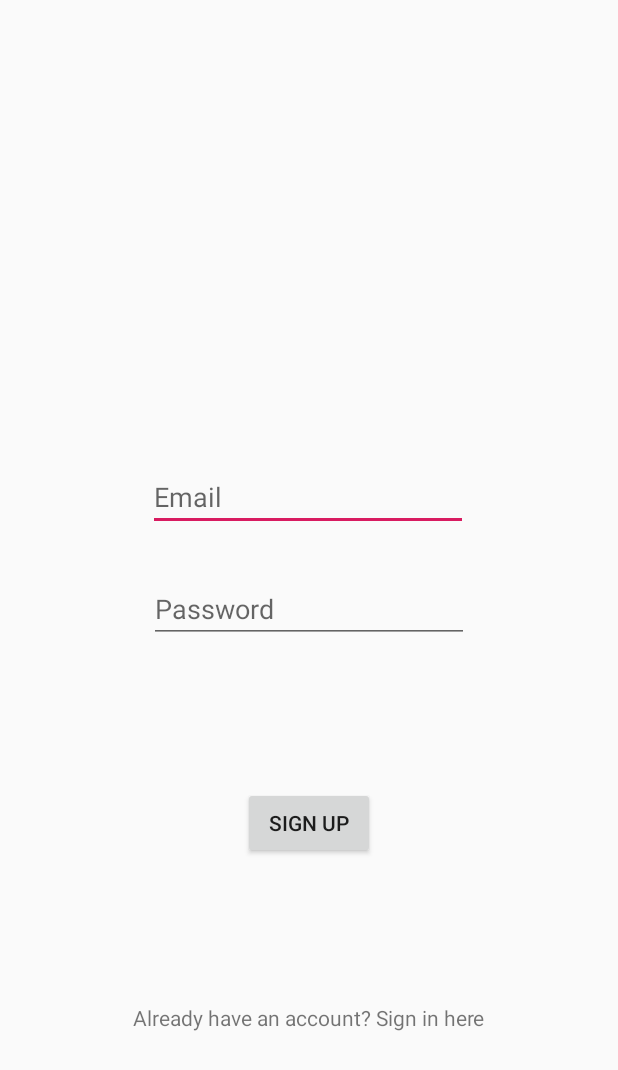
After one commit to ac20vozo/MobileComputingPraktikum, an Android app: the SignupActivity screen opened directly, with no data from a screen before it, on a phone screen of 412 x 824 dp. The commit adds this screen. Shown: the top 1070 px of the screen. Run offline under Robolectric (Android 15) with nearby library versions, the phone set to English and light mode, and no system bars; our stand-ins replace Firebase (no records; nobody signed in at launch, a user with empty details on screens opened directly); Roboto replaces fonts that are not available here; 2 statements that could not run were skipped.

Commit message:
Firebase Authentication added.

```diff
--- /dev/null
+++ b/app/src/main/java/com/example/geogeo/SignupActivity.java
@@ -0,0 +1,74 @@
+package com.example.geogeo;
+
+import androidx.annotation.NonNull;
+import androidx.appcompat.app.AppCompatActivity;
+
+import android.content.Intent;
+import android.os.Bundle;
+import android.view.View;
+import android.widget.Button;
+import android.widget.EditText;
+import android.widget.TextView;
+import android.widget.Toast;
+
+import com.google.android.gms.tasks.OnCompleteListener;
+import com.google.android.gms.tasks.Task;
+import com.google.firebase.auth.AuthResult;
+import com.google.firebase.auth.FirebaseAuth;
+
+public class SignupActivity extends AppCompatActivity {
+    public EditText emailId, password;
+    Button signupBtn;
+    TextView loginTV;
+    FirebaseAuth firebaseAuth;
+
+    @Override
+    protected void onCreate(Bundle savedInstanceState) {
+        super.onCreate(savedInstanceState);
+        setContentView(R.layout.activity_signup);
+
+        firebaseAuth = FirebaseAuth.getInstance();
+        emailId = findViewById(R.id.email);
+        password = findViewById(R.id.password);
+        signupBtn = findViewById(R.id.button2);
+        loginTV = findViewById(R.id.textView);
+        signupBtn.setOnClickListener(new View.OnClickListener() {
+            @Override
+            public void onClick(View v) {
+                String email = emailId.getText().toString();
+                String pwd = password.getText().toString();
+
+                if (email.isEmpty()) {
+                    emailId.setError("Please enter your email address");
+                    emailId.requestFocus();
+                } else if (pwd.isEmpty()) {
+                    password.setError("Please enter your password");
+                    password.requestFocus();
+                } else if (email.isEmpty() && pwd.isEmpty()) {
+                    Toast.makeText(SignupActivity.this, "Fields Are Empty", Toast.LENGTH_SHORT).show();
+                } else if (!(email.isEmpty() && pwd.isEmpty())) {
+                    firebaseAuth.createUserWithEmailAndPassword(email, pwd).addOnCompleteListener(SignupActivity.this, new OnCompleteListener<AuthResult>() {
+                        @Override
+                        public void onComplete(@NonNull Task<AuthResult> task) {
+                            if (!task.isSuccessful()) {
+                                Toast.makeText(SignupActivity.this, "Sing Up unsuccessful, please try again", Toast.LENGTH_SHORT).show();
+                            } else {
+                                startActivity(new Intent(SignupActivity.this, Startseite.class));
+                            }
+                        }
+                    });
+                } else {
+                    Toast.makeText(SignupActivity.this, "Error occurred while signing up", Toast.LENGTH_SHORT).show();
+                }
+            }
+        });
+
+        loginTV.setOnClickListener(new View.OnClickListener() {
+            @Override
+            public void onClick(View v) {
+                Intent intent = new Intent(SignupActivity.this, LoginActivity.class);
+                startActivity(intent);
+            }
+        });
+    }
+}
--- /dev/null
+++ b/app/src/main/res/layout/activity_signup.xml
@@ -0,0 +1,68 @@
+<?xml version="1.0" encoding="utf-8"?>
+<androidx.constraintlayout.widget.ConstraintLayout xmlns:android="http://schemas.android.com/apk/res/android"
+    xmlns:app="http://schemas.android.com/apk/res-auto"
+    xmlns:tools="http://schemas.android.com/tools"
+    android:layout_width="match_parent"
+    android:layout_height="match_parent"
+    tools:context=".SignupActivity">
+
+    <EditText
+        android:id="@+id/email"
+        android:layout_width="wrap_content"
+        android:layout_height="wrap_content"
+        android:layout_marginStart="84dp"
+        android:layout_marginTop="152dp"
+        android:layout_marginEnd="85dp"
+        android:layout_marginBottom="313dp"
+        android:ems="10"
+        android:hint="@string/email"
+        android:inputType="textEmailAddress"
+        app:layout_constraintBottom_toBottomOf="parent"
+        app:layout_constraintEnd_toEndOf="parent"
+        app:layout_constraintStart_toStartOf="parent"
+        app:layout_constraintTop_toTopOf="parent" />
+
+    <EditText
+        android:id="@+id/password"
+        android:layout_width="wrap_content"
+        android:layout_height="wrap_content"
+        android:layout_marginStart="85dp"
+        android:layout_marginTop="8dp"
+        android:layout_marginEnd="85dp"
+        android:layout_marginBottom="8dp"
+        android:ems="10"
+        android:hint="@string/password"
+        android:inputType="textPassword"
+        app:layout_constraintBottom_toBottomOf="parent"
+        app:layout_constraintEnd_toEndOf="parent"
+        app:layout_constraintStart_toStartOf="parent"
+        app:layout_constraintTop_toBottomOf="@+id/email"
+        app:layout_constraintVertical_bias="0.052" />
+
+    <Button
+        android:id="@+id/signup_button"
+        android:layout_width="wrap_content"
+        android:layout_height="wrap_content"
+        android:layout_marginStart="8dp"
+        android:layout_marginTop="8dp"
+        android:layout_marginEnd="8dp"
+        android:layout_marginBottom="8dp"
+        android:text="@string/sign_up"
+        app:layout_constraintBottom_toTopOf="@+id/sign_in_here"
+        app:layout_constraintEnd_toEndOf="parent"
+        app:layout_constraintStart_toStartOf="parent"
+        app:layout_constraintTop_toBottomOf="@+id/password" />
+
+    <TextView
+        android:id="@+id/sign_in_here"
+        android:layout_width="wrap_content"
+        android:layout_height="wrap_content"
+        android:layout_marginStart="163dp"
+        android:layout_marginEnd="163dp"
+        android:layout_marginBottom="136dp"
+        android:text="@string/sign_in_here"
+        app:layout_constraintBottom_toBottomOf="parent"
+        app:layout_constraintEnd_toEndOf="parent"
+        app:layout_constraintStart_toStartOf="parent" />
+
+</androidx.constraintlayout.widget.ConstraintLayout>
--- a/app/src/main/res/values/strings.xml
+++ b/app/src/main/res/values/strings.xml
@@ -35,6 +35,13 @@
     Due to a traineeship of the "Mobile Computing"-lecture we were commissioned to develop an application that is on the one hand fun to play and on the other hand capable of
     giving students some information about their environment. Therefore we decided to develop our GeoGeo! so that you and your friends can explore and enjoy the
     world by playing our quiz. \nHave Fun!</string>
+    <string name="sign_in">Sign In</string>
+    <string name="not_registered_sing_up">Not registered? Sign Up here</string>
+    <string name="password">Password</string>
+    <string name="email">Email</string>
+    <string name="sign_in_here">Already have an account? Sign in here</string>
+    <string name="sign_up">Sign Up</string>
+    <string name="logout">Logout</string>
 
 
 </resources>
--- a/build.gradle
+++ b/build.gradle
@@ -8,6 +8,7 @@ buildscript {
     }
     dependencies {
         classpath 'com.android.tools.build:gradle:3.5.0'
+        classpath 'com.google.gms:google-services:4.3.2'
 
         // NOTE: Do not place your application dependencies here; they belong
         // in the individual module build.gradle files
```
Also changed, not shown: app/build.gradle (+10 -5 lines), app/src/main/AndroidManifest.xml (+19 -16 lines), app/src/main/java/com/example/geogeo/LoginActivity.java (added, +100 -0 lines), app/src/main/java/com/example/geogeo/Startseite.java (+19 -0 lines), app/src/main/res/layout/activity_login.xml (added, +68 -0 lines), app/src/main/res/layout/activity_startseite.xml (+8 -2 lines).
